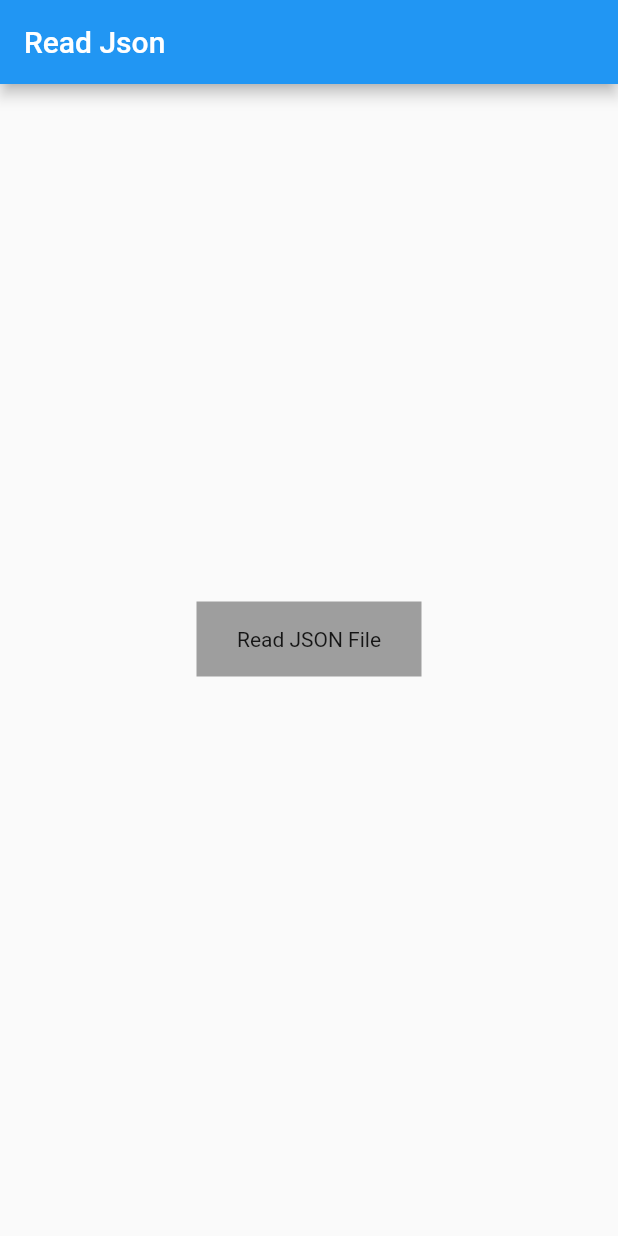
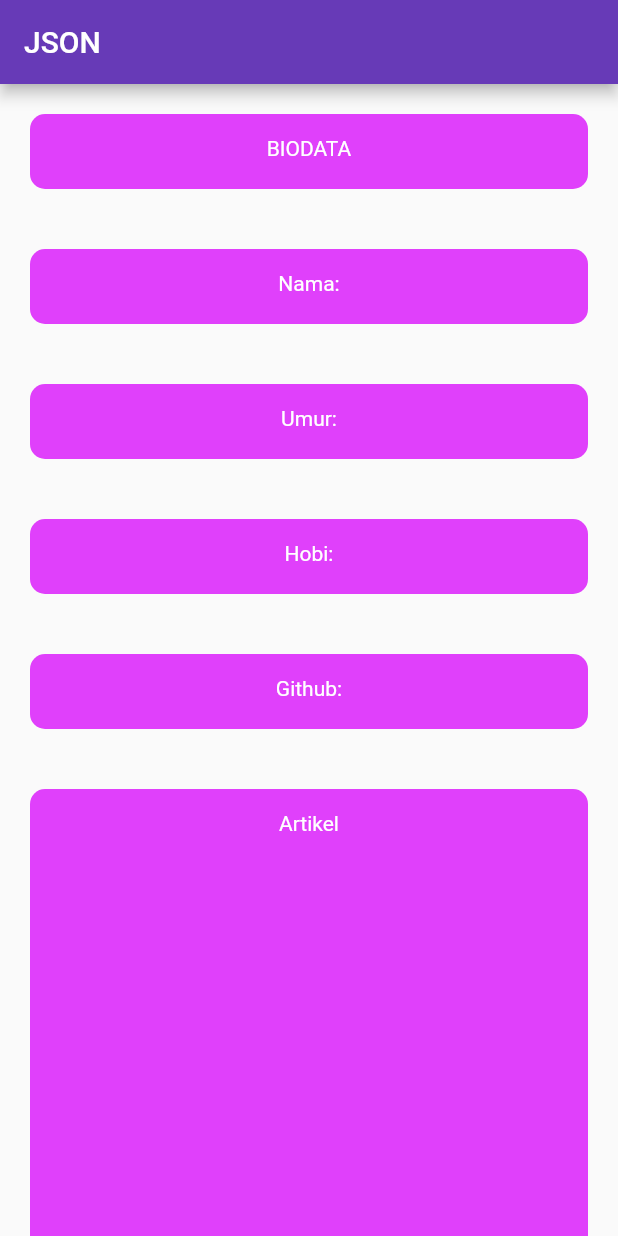
Before and after one commit to riskaamelia15/Parsing, a Flutter app: the screen it shows after launch, on a phone screen of 412 x 824 dp. Run offline on Flutter 3.47's test engine with Material 2 defaults, Android fonts, the phone set to English and light mode, and no system bars.

Commit message:
flutter parsing

```diff
--- a/lib/main.dart
+++ b/lib/main.dart
@@ -1,8 +1,10 @@
 import 'dart:convert';
 
-import 'package:wedding/sample_json.dart';
 import 'package:flutter/material.dart';
 import 'package:flutter/services.dart';
+import 'package:parsing/sample_json.dart';
+import 'package:parsing/profile.dart';
+import 'package:parsing/template.dart';
 
 void main() {
   runApp(const MyApp());
@@ -14,8 +16,12 @@ class MyApp extends StatelessWidget {
   //This widget is the root of your application
   @override
   Widget build(BuildContext context) {
-    return const MaterialApp(
-      home: MyHomePage(),
+    return MaterialApp(
+      debugShowCheckedModeBanner: false,
+      theme: ThemeData(
+        primarySwatch: Colors.deepPurple,
+      ),
+      home: const ProfileTemplate(),
     );
   }
 }
@@ -42,7 +48,7 @@ class _MyHomePageState extends State<MyHomePage> {
   Widget build(BuildContext context) {
     return Scaffold(
       appBar: AppBar(
-        title: const Text('Read Json'),
+        title: const Text('Latihan JSON'),
       ),
       body: SafeArea(
         child: Padding(
@@ -62,7 +68,7 @@ class _MyHomePageState extends State<MyHomePage> {
                     child: Container(
                       height: 50,
                       width: 150,
-                      color: Colors.grey,
+                      color: Colors.deepPurple,
                       alignment: Alignment.center,
                       child: const Text("Read JSON File"),
                     ),
--- a/lib/sample_json.dart
+++ b/lib/sample_json.dart
@@ -1,6 +1,5 @@
 class Sample {
   String? name;
-  String? gender;
   int? age;
   List<String>? hobi;
   Github? github;
@@ -10,7 +9,6 @@ class Sample {
   Sample({
     required this.name,
     required this.age,
-    required this.gender,
     required this.hobi,
     required this.github,
     required this.articles,
@@ -19,7 +17,7 @@ class Sample {
 
   @override
   String toString() {
-    return 'Sample{name: $name, age: $age, gender: $gender, hobi: $hobi, github: $github, articles: $articles, contact: $contact}';
+    return 'Sample{name: $name, age: $age, hobi: $hobi, github: $github, articles: $articles, contact: $contact}';
   }
 
   factory Sample.fromJson(Map<String, dynamic> json) {
@@ -45,7 +43,6 @@ class Sample {
     return Sample(
       name: json["name"],
       age: json["age"],
-      gender: json["gender"],
       hobi: List<String>.from(json["hobi"]),
       github: Github.fromJson(json["github"]),
       articles: articles,
--- /dev/null
+++ b/lib/template.dart
@@ -0,0 +1,145 @@
+import 'package:flutter/material.dart';
+
+class ProfileTemplate extends StatefulWidget {
+  const ProfileTemplate({Key? key}) : super(key: key);
+
+  @override
+  State<ProfileTemplate> createState() => _ProfileTemplateState();
+}
+
+class _ProfileTemplateState extends State<ProfileTemplate> {
+  @override
+  Widget build(BuildContext context) {
+    return Scaffold(
+      appBar: AppBar(
+        title: const Text('JSON'),
+      ),
+      body: Container(
+        alignment: Alignment.center,
+        child: ListView(
+          children: [
+            // Title
+            Padding(
+              padding: const EdgeInsets.all(10),
+              child: Container(
+                height: 50,
+                width: 100,
+                margin: const EdgeInsets.all(10),
+                padding: const EdgeInsets.all(15),
+                decoration: BoxDecoration(
+                  borderRadius: BorderRadius.circular(10),
+                  color: Colors.purpleAccent,
+                ),
+                child: Text(
+                  "BIODATA",
+                  textAlign: TextAlign.center,
+                  style: TextStyle(color: Colors.white),
+                ),
+              ),
+            ),
+
+            // JSON name
+            Padding(
+              padding: const EdgeInsets.all(10),
+              child: Container(
+                height: 50,
+                width: 100,
+                margin: const EdgeInsets.all(10),
+                padding: const EdgeInsets.all(15),
+                decoration: BoxDecoration(
+                  borderRadius: BorderRadius.circular(10),
+                  color: Colors.purpleAccent,
+                ),
+                child: Text(
+                  "Nama: ",
+                  textAlign: TextAlign.center,
+                  style: TextStyle(color: Colors.white),
+                ),
+              ),
+            ),
+
+            // JSON age
+            Padding(
+              padding: const EdgeInsets.all(10),
+              child: Container(
+                height: 50,
+                width: 100,
+                margin: const EdgeInsets.all(10),
+                padding: const EdgeInsets.all(15),
+                decoration: BoxDecoration(
+                  borderRadius: BorderRadius.circular(10),
+                  color: Colors.purpleAccent,
+                ),
+                child: Text(
+                  "Umur: ",
+                  textAlign: TextAlign.center,
+                  style: TextStyle(color: Colors.white),
+                ),
+              ),
+            ),
+
+            // JSON hobi
+            Padding(
+              padding: const EdgeInsets.all(10),
+              child: Container(
+                height: 50,
+                width: 100,
+                margin: const EdgeInsets.all(10),
+                padding: const EdgeInsets.all(15),
+                decoration: BoxDecoration(
+                  borderRadius: BorderRadius.circular(10),
+                  color: Colors.purpleAccent,
+                ),
+                child: Text(
+                  "Hobi: ",
+                  textAlign: TextAlign.center,
+                  style: TextStyle(color: Colors.white),
+                ),
+              ),
+            ),
+
+            // JSON github
+            Padding(
+              padding: const EdgeInsets.all(10),
+              child: Container(
+                height: 50,
+                width: 100,
+                margin: const EdgeInsets.all(10),
+                padding: const EdgeInsets.all(15),
+                decoration: BoxDecoration(
+                  borderRadius: BorderRadius.circular(10),
+                  color: Colors.purpleAccent,
+                ),
+                child: Text(
+                  "Github: ",
+                  textAlign: TextAlign.center,
+                  style: TextStyle(color: Colors.white),
+                ),
+              ),
+            ),
+
+            // JSON articles
+            Padding(
+              padding: const EdgeInsets.all(10),
+              child: Container(
+                height: 400,
+                width: 100,
+                margin: const EdgeInsets.all(10),
+                padding: const EdgeInsets.all(15),
+                decoration: BoxDecoration(
+                  borderRadius: BorderRadius.circular(10),
+                  color: Colors.purpleAccent,
+                ),
+                child: Text(
+                  "Artikel",
+                  textAlign: TextAlign.center,
+                  style: TextStyle(color: Colors.white),
+                ),
+              ),
+            ),
+          ],
+        ),
+      ),
+    );
+  }
+}
```
Also changed, not shown: assets/sample.json (+4 -6 lines), lib/profile.dart (added, +196 -0 lines).
